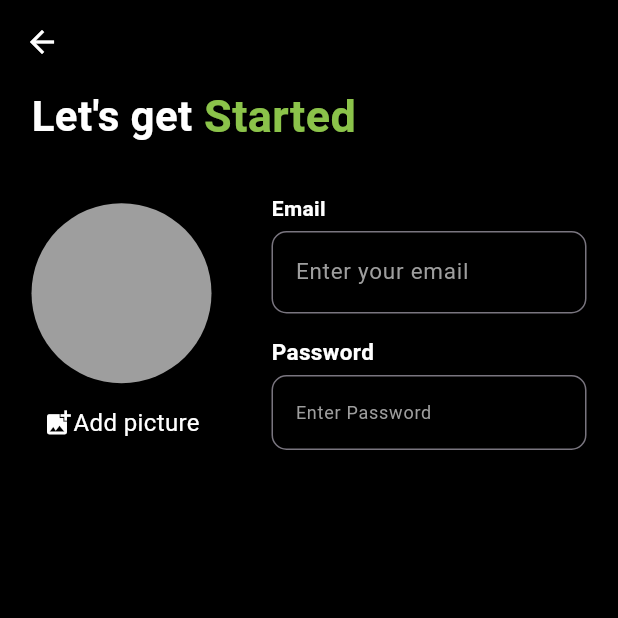
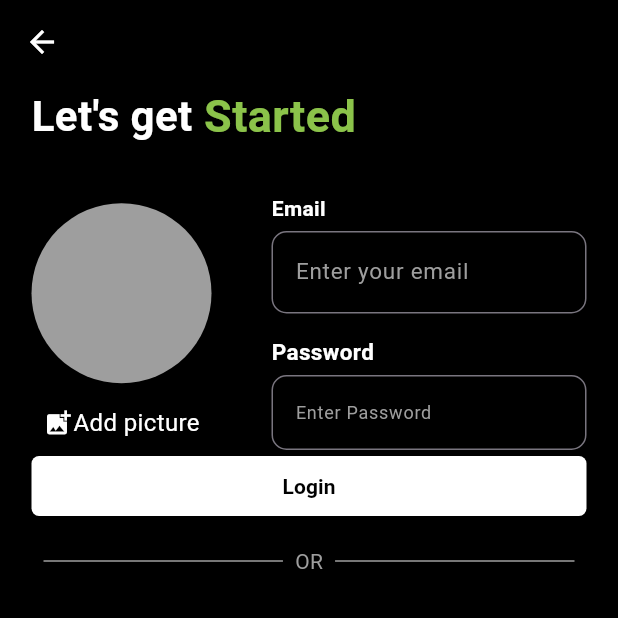
Before and after one commit to DeepakGunpal/chat-mate, a Flutter app: the Singupscreen screen opened directly, on a phone screen of 412 x 824 dp, the top half of it. Run offline on Flutter 3.47's test engine with Material 3 defaults, Android fonts, the phone set to English and light mode, and no system bars; our stand-ins replace google_fonts.

Commit message:
Button and divider added

```diff
--- a/lib/Screens/singup.dart
+++ b/lib/Screens/singup.dart
@@ -16,12 +16,12 @@ class _SingupscreenState extends State<Singupscreen> {
         foregroundColor: Colors.white,
       ),
 
-      body: const SingleChildScrollView(
+      body: SingleChildScrollView(
         child: Padding(
-          padding: EdgeInsets.fromLTRB(21, 0, 21, 0),
+          padding: const EdgeInsets.fromLTRB(21, 0, 21, 0),
           child: Column(
             children: [
-              Row(
+              const Row(
                 children: [
                   Text(
                     'Let\u0027s get',
@@ -41,8 +41,8 @@ class _SingupscreenState extends State<Singupscreen> {
                   ),
                 ],
               ),
-              SizedBox(height: 30),
-              Row(
+              const SizedBox(height: 30),
+              const Row(
                 crossAxisAlignment: CrossAxisAlignment
                     .center, // Align items vertically centered
                 children: [
@@ -98,11 +98,11 @@ class _SingupscreenState extends State<Singupscreen> {
                                 ),
                               ],
                             ),
-                            const SizedBox(height: 5),
+                            SizedBox(height: 5),
                             TextField(
-                              style: const TextStyle(
-                                  color: Colors.white, fontSize: 15),
-                              decoration: const InputDecoration(
+                              style:
+                                  TextStyle(color: Colors.white, fontSize: 15),
+                              decoration: InputDecoration(
                                 hintText: 'Enter your email',
                                 hintStyle: TextStyle(color: Colors.grey),
                                 border: OutlineInputBorder(
@@ -113,11 +113,11 @@ class _SingupscreenState extends State<Singupscreen> {
                             ),
                           ],
                         ),
-                        const SizedBox(height: 15),
+                        SizedBox(height: 15),
                         Column(
                           crossAxisAlignment: CrossAxisAlignment.start,
                           children: [
-                            const Row(
+                            Row(
                               children: [
                                 Text(
                                   "Password",
@@ -152,6 +152,50 @@ class _SingupscreenState extends State<Singupscreen> {
                   ),
                 ],
               ),
+              ElevatedButton(
+                // style:OutlinedButton.styleFrom(backgroundColor: Colors.white,),
+                style: ElevatedButton.styleFrom(
+                  backgroundColor: Colors.white,
+                  shape: RoundedRectangleBorder(
+                    borderRadius: BorderRadius.circular(5),
+                    // Adjust the radius as needed
+                  ),
+                ),
+                onPressed: () {},
+                child: const Center(
+                  child: Text(
+                    "Login",
+                    style: TextStyle(
+                        color: Colors.black, fontWeight: FontWeight.bold),
+                  ),
+                ),
+              ),
+              const Padding(
+                padding: EdgeInsets.all(8.0),
+                child: Row(
+                  children: [
+                    Expanded(
+                      child: Divider(
+                        color: Colors.grey,
+                        thickness: 1,
+                      ),
+                    ),
+                    Padding(
+                      padding: EdgeInsets.all(8.0),
+                      child: Text(
+                        'OR',
+                        style: TextStyle(color: Colors.grey),
+                      ),
+                    ),
+                    Expanded(
+                      child: Divider(
+                        color: Colors.grey,
+                        thickness: 1,
+                      ),
+                    ),
+                  ],
+                ),
+              )
             ],
           ),
         ),
```
